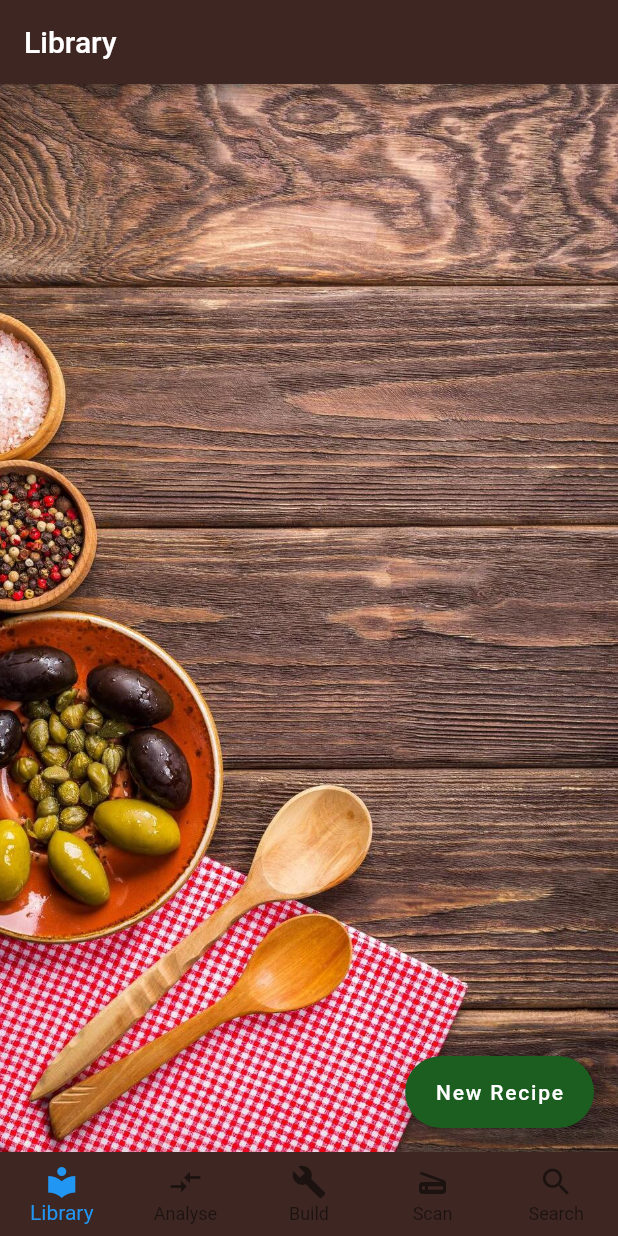
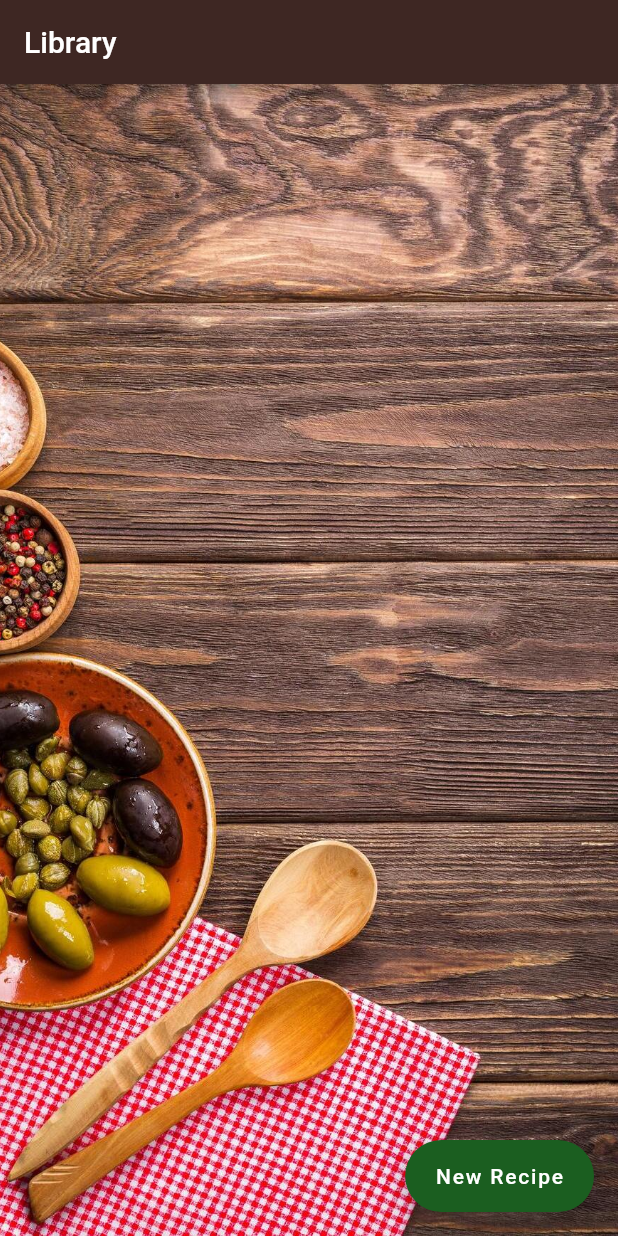
Before and after one commit to TomTomTomahawk/FoodLCA, a Flutter app: the screen it shows after launch, on a phone screen of 412 x 824 dp. Run offline on Flutter 3.47's test engine with Material 2 defaults, Android fonts, the phone set to English and light mode, and no system bars; our stand-ins replace charts_flutter, flutter_bloc, sqflite; missing offline and left inert: dart:ffi; accounts and stored records are empty.

Commit message:
Add files via upload

```diff
--- a/lib/main.dart
+++ b/lib/main.dart
@@ -1,20 +1,15 @@
-
-
 import 'package:chart_tuto/navigation_bar_controller.dart';
+import 'package:chart_tuto/views/library_list.dart';
 import 'package:flutter/material.dart';
-
 import 'package:flutter_bloc/flutter_bloc.dart';
 
 void main() => runApp(MyApp());
 
-
-
 class MyApp extends StatelessWidget {
-  // This widget is the root of your application.
   @override
   Widget build(BuildContext context) {
     return MaterialApp(
-      home: BottomNavigationBarController(),
+      home: LibraryList(),
     );
   }
 }
```
